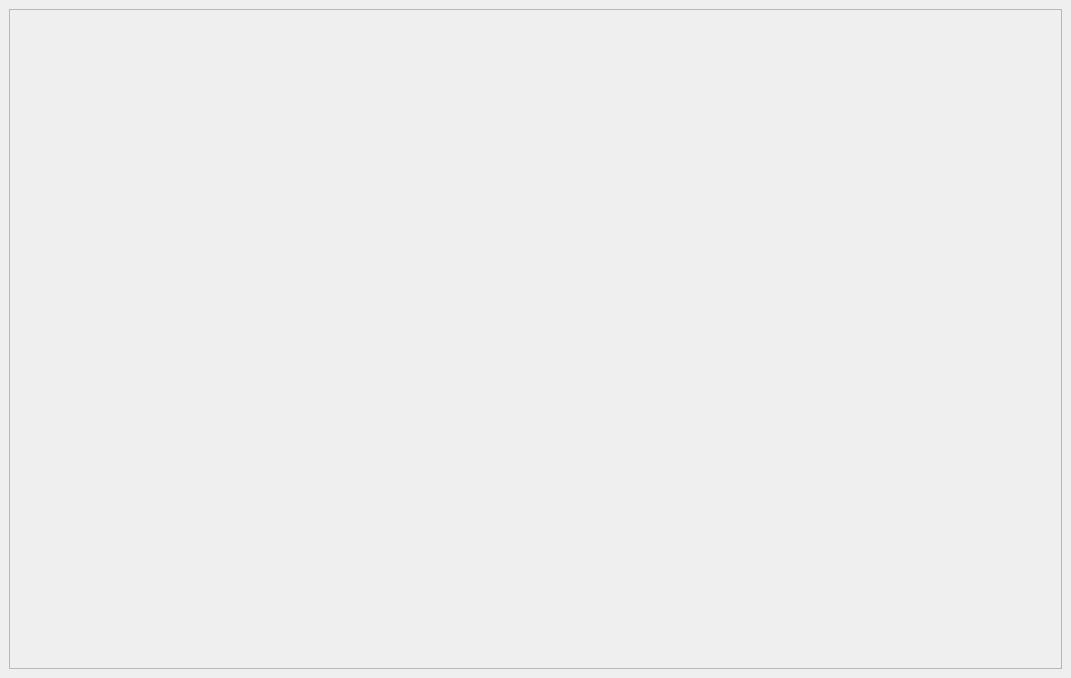
First picture: the form in rare/ui/components/tabs/games/games_tab.ui, repository RareDevs/Rare, before the edit.
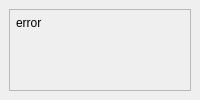
Second picture: the form after the edit.

The edit to the form file:
```diff
--- a/rare/ui/components/tabs/games/games_tab.ui
+++ b/rare/ui/components/tabs/games/games_tab.ui
@@ -2,56 +2,59 @@
 <ui version="4.0">
  <class>GamesTab</class>
  <widget class="QStackedWidget" name="GamesTab">
-  <property name="geometry">
-   <rect>
-    <x>0</x>
-    <y>0</y>
-    <width>1071</width>
-    <height>678</height>
-   </rect>
-  </property>
   <property name="windowTitle">
    <string notr="true">StackedWidget</string>
   </property>
   <widget class="QWidget" name="games">
    <layout class="QVBoxLayout" name="verticalLayout">
     <item>
-     <widget class="QScrollArea" name="game_list_scroll_area">
-      <property name="widgetResizable">
-       <bool>true</bool>
+     <widget class="QFrame" name="library_frame">
+      <property name="frameShape">
+       <enum>QFrame::StyledPanel</enum>
       </property>
-      <widget class="QWidget" name="scroll_widget">
-       <property name="geometry">
-        <rect>
-         <x>0</x>
-         <y>0</y>
-         <width>1051</width>
-         <height>658</height>
-        </rect>
+      <property name="frameShadow">
+       <enum>QFrame::Plain</enum>
+      </property>
+      <layout class="QVBoxLayout" name="library_frame_layout">
+       <property name="leftMargin">
+        <number>0</number>
        </property>
-       <layout class="QVBoxLayout" name="verticalLayout_4">
-        <item>
-         <widget class="QLabel" name="count_games_label">
-          <property name="text">
-           <string/>
-          </property>
-         </widget>
-        </item>
-        <item>
-         <spacer name="verticalSpacer">
-          <property name="orientation">
-           <enum>Qt::Vertical</enum>
-          </property>
-          <property name="sizeHint" stdset="0">
-           <size>
-            <width>20</width>
-            <height>40</height>
-           </size>
-          </property>
-         </spacer>
-        </item>
-       </layout>
-      </widget>
+       <property name="topMargin">
+        <number>0</number>
+       </property>
+       <property name="rightMargin">
+        <number>0</number>
+       </property>
+       <property name="bottomMargin">
+        <number>0</number>
+       </property>
+       <item>
+        <layout class="QHBoxLayout" name="games_count_layout">
+         <property name="sizeConstraint">
+          <enum>QLayout::SetFixedSize</enum>
+         </property>
+         <property name="leftMargin">
+          <number>6</number>
+         </property>
+         <property name="topMargin">
+          <number>6</number>
+         </property>
+         <property name="rightMargin">
+          <number>6</number>
+         </property>
+         <property name="bottomMargin">
+          <number>6</number>
+         </property>
+         <item alignment="Qt::AlignTop">
+          <widget class="QLabel" name="count_games_label">
+           <property name="text">
+            <string notr="true">error</string>
+           </property>
+          </widget>
+         </item>
+        </layout>
+       </item>
+      </layout>
      </widget>
     </item>
    </layout>
```
Left out of the diff: 3 changed lines with no effect on the pictures.
